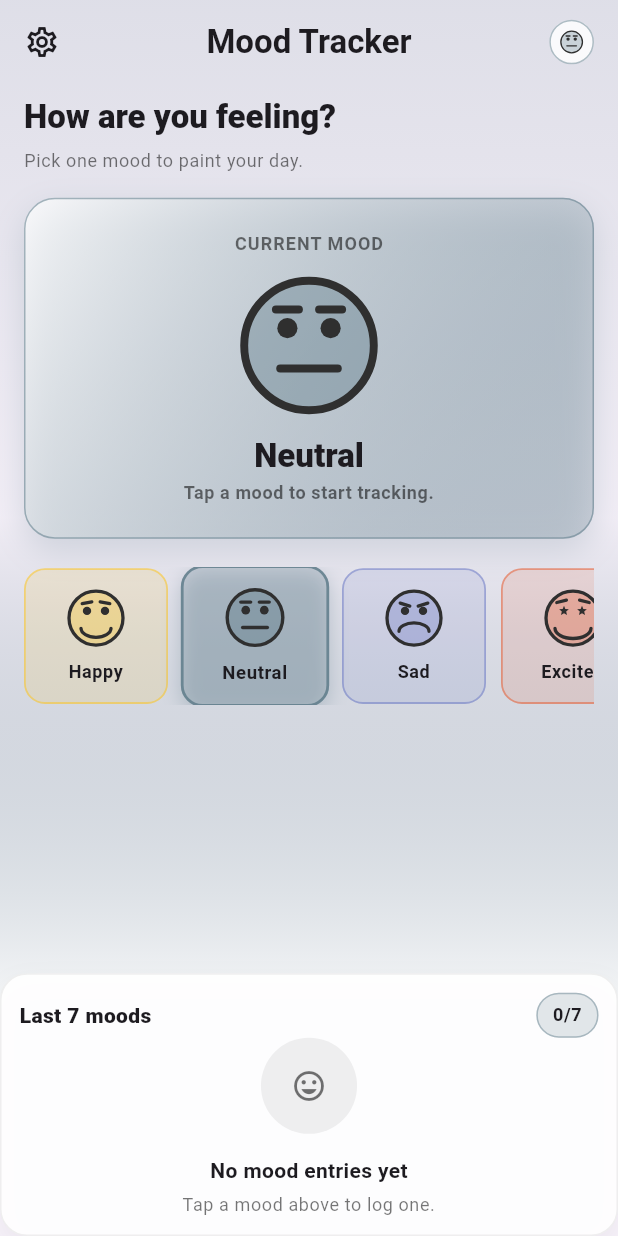
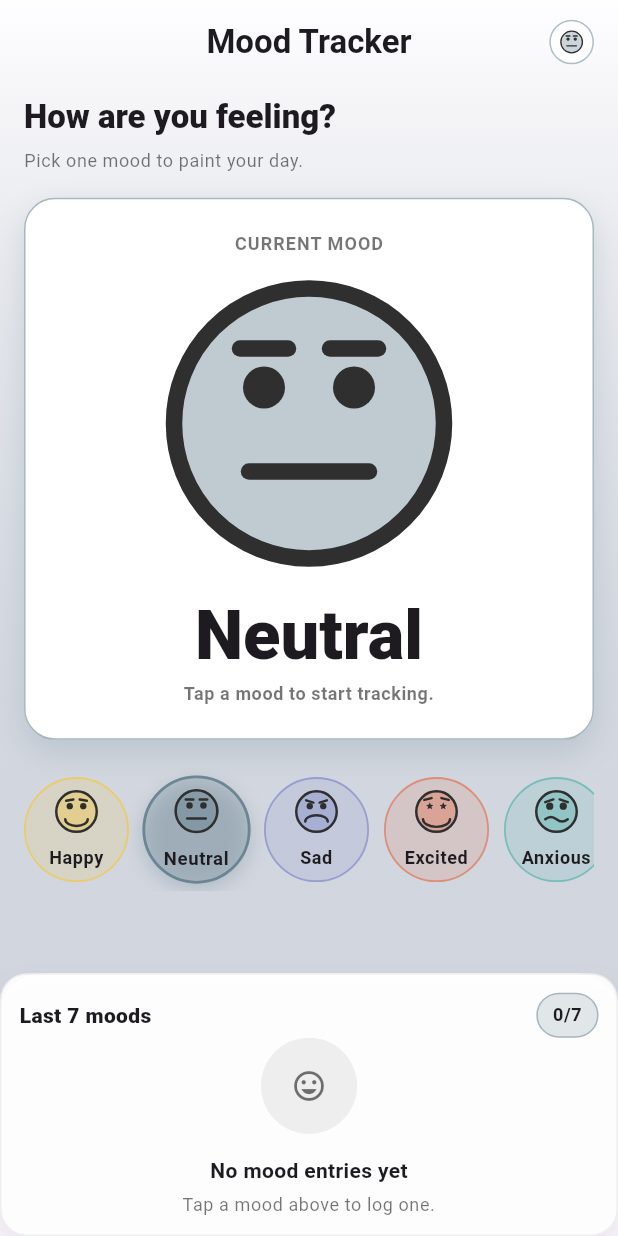
Before and after one commit to chrisokoriedev/mood_tracker, a Flutter app: the screen it shows after launch, on a phone screen of 412 x 824 dp. Run offline on Flutter 3.47's test engine with Material 3 defaults, Android fonts, the phone set to English and light mode, and no system bars; our stand-ins replace flutter_riverpod, flutter_screenutil, hive, hive_flutter; accounts and stored records are empty.

Commit message:
updated ui

```diff
--- a/lib/features/home.dart
+++ b/lib/features/home.dart
@@ -27,10 +27,6 @@ class HomePage extends ConsumerWidget {
         centerTitle: true,
         elevation: 0,
         backgroundColor: Colors.transparent,
-        leading: IconButton(
-          onPressed: () {},
-          icon: const Icon(Icons.settings_outlined),
-        ),
         title: const KMoodText(
           AppStrings.appName,
           variant: MoodTextVariant.header,
@@ -68,9 +64,8 @@ class HomePage extends ConsumerWidget {
             begin: Alignment.topCenter,
             end: Alignment.bottomCenter,
             colors: [
-              activeMood.color.withValues(alpha: 0.20),
-              activeMood.color.withValues(alpha: 0.08),
-              AppColors.white,
+              AppColors.white.withValues(alpha: 0.78),
+              activeMood.color.withValues(alpha: 0.24),
             ],
           ),
         ),
@@ -80,7 +75,7 @@ class HomePage extends ConsumerWidget {
               16.spMin,
               8.spMin,
               16.spMin,
-              220.spMin,
+              400.spMin,
             ),
             child: Column(
               crossAxisAlignment: CrossAxisAlignment.start,
@@ -108,15 +103,8 @@ class HomePage extends ConsumerWidget {
                     vertical: 18.h,
                   ),
                   decoration: BoxDecoration(
+                    color: AppColors.white,
                     borderRadius: BorderRadius.circular(18.r),
-                    gradient: LinearGradient(
-                      begin: Alignment.topLeft,
-                      end: Alignment.bottomRight,
-                      colors: [
-                        AppColors.white.withValues(alpha: 0.78),
-                        activeMood.color.withValues(alpha: 0.24),
-                      ],
-                    ),
                     border: Border.all(
                       color: activeMood.color.withValues(alpha: 0.55),
                     ),
@@ -133,7 +121,7 @@ class HomePage extends ConsumerWidget {
                     children: [
                       KMoodText(
                         'CURRENT MOOD',
-                        variant: MoodTextVariant.small,
+                        variant: MoodTextVariant.normal,
                         style: Theme.of(context).textTheme.bodySmall?.copyWith(
                           fontWeight: FontWeight.w700,
                           letterSpacing: 0.7,
@@ -143,21 +131,24 @@ class HomePage extends ConsumerWidget {
                       10.verticalSpace,
                       MoodFaceWidget(
                         mood: activeMood,
-                        size: 96.spMin,
+                        size: 200.spMin,
                         faceColor: activeMood.color.withValues(alpha: 0.40),
                       ),
                       10.verticalSpace,
                       KMoodText(
                         activeMood.label,
                         variant: MoodTextVariant.header,
-                        style: const TextStyle(fontWeight: FontWeight.w800),
+                        style: TextStyle(
+                          fontWeight: FontWeight.w800,
+                          fontSize: 40.sp,
+                        ),
                       ),
                       2.verticalSpace,
                       KMoodText(
                         entries.isEmpty
                             ? 'Tap a mood to start tracking.'
                             : 'Latest check-in is active.',
-                        variant: MoodTextVariant.small,
+                        variant: MoodTextVariant.normal,
                         style: Theme.of(context).textTheme.bodySmall?.copyWith(
                           color: AppColors.black54,
                           fontWeight: FontWeight.w600,
--- a/lib/util/widgets/mood_selector.dart
+++ b/lib/util/widgets/mood_selector.dart
@@ -33,14 +33,14 @@ class MoodSelector extends StatelessWidget {
               child: AnimatedContainer(
                 duration: const Duration(milliseconds: 260),
                 curve: Curves.easeOutCubic,
-                width: 96.spMin,
+                width: 70.spMin,
                 padding: EdgeInsets.symmetric(
                   vertical: 12.spMin,
                   horizontal: 10.spMin,
                 ),
                 decoration: BoxDecoration(
+                  shape: BoxShape.circle,
                   color: mood.color.withValues(alpha: isSelected ? 0.22 : 0.12),
-                  borderRadius: BorderRadius.circular(14),
                   border: Border.all(
                     color: mood.color.withValues(
                       alpha: isSelected ? 0.85 : 0.45,
@@ -60,7 +60,7 @@ class MoodSelector extends StatelessWidget {
                   children: [
                     MoodFaceWidget(
                       mood: mood,
-                      size: 40.spMin,
+                      size: 30.spMin,
                       faceColor: mood.color.withValues(
                         alpha: isSelected ? 0.42 : 0.28,
                       ),
```
